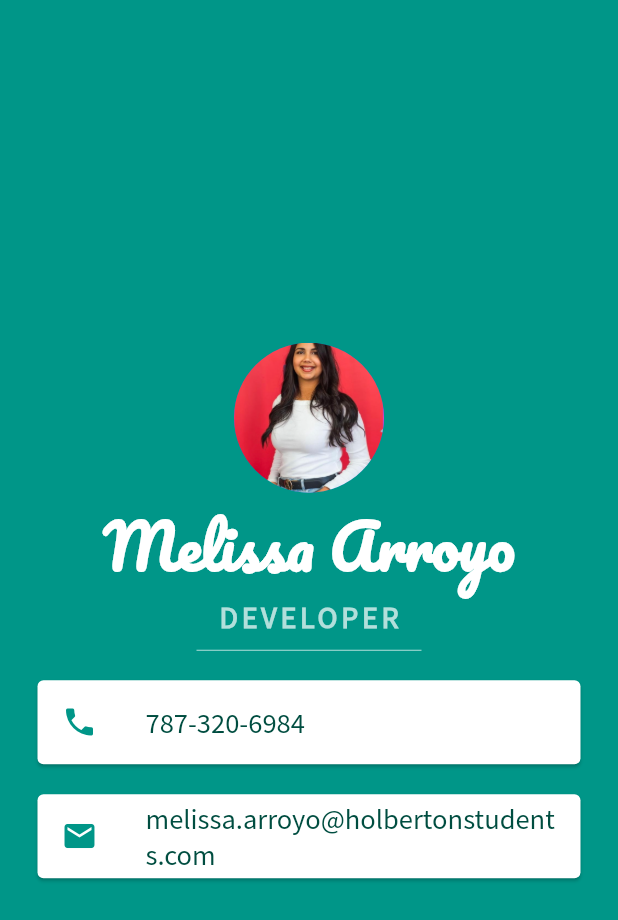
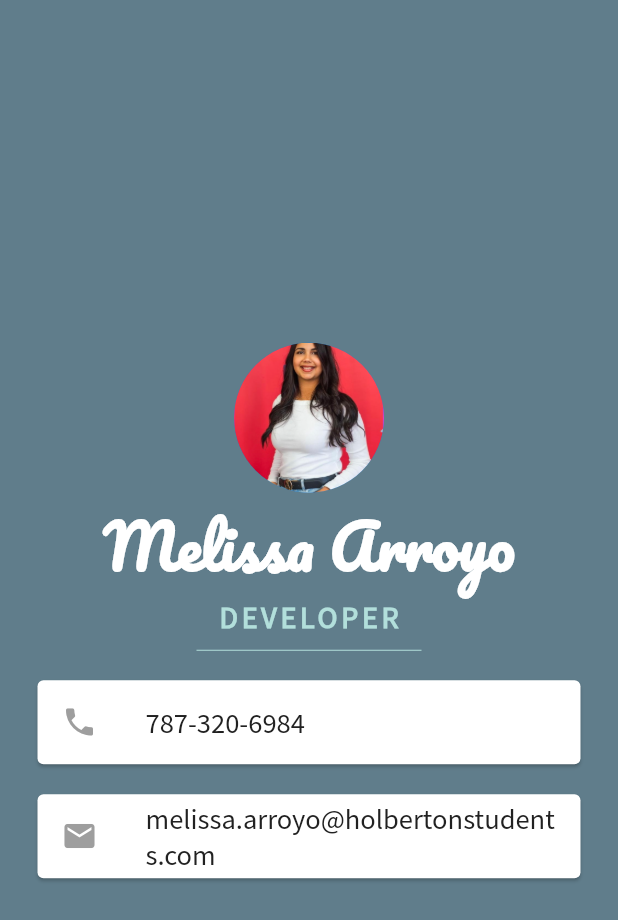
Before and after one commit to MelissaAT/mi_card_flutter-master, a Flutter app: the screen it shows after launch, on a phone screen of 412 x 824 dp. Shown: the top 920 px of the screen. Run offline on Flutter 3.47's test engine with Material 2 defaults, Android fonts, the phone set to English and light mode, and no system bars.

```diff
--- a/lib/main.dart
+++ b/lib/main.dart
@@ -9,7 +9,7 @@ class MyApp extends StatelessWidget {
   Widget build(BuildContext context) {
     return MaterialApp(
       home: Scaffold(
-        backgroundColor: Colors.teal,
+        backgroundColor: Colors.blueGrey,
         body: SafeArea(
           child: Column(
             mainAxisAlignment: MainAxisAlignment.center,
@@ -50,13 +50,13 @@ class MyApp extends StatelessWidget {
                 child: ListTile(
                   leading: Icon(
                     Icons.phone,
-                    color: Colors.teal,
+                    color: Colors.grey,
                   ),
                   title: Text(
                     '787-320-6984',
                     style: TextStyle(
                         fontSize: 19.0,
-                        color: Colors.teal.shade900,
+                        color: Colors.grey.shade900,
                         fontFamily: 'Source Sans Pro'),
                   ),
                 ),
@@ -67,13 +67,13 @@ class MyApp extends StatelessWidget {
                 child: ListTile(
                   leading: Icon(
                     Icons.email,
-                    color: Colors.teal,
+                    color: Colors.grey.shade500,
                   ),
                   title: Text(
                     'melissa.arroyo@holbertonstudents.com',
                     style: TextStyle(
                         fontSize: 19.0,
-                        color: Colors.teal.shade900,
+                        color: Colors.grey.shade900,
                         fontFamily: 'Source Sans Pro'),
                   ),
                 ),
```
Also changed, not shown: images/screenshot.png (added), 19 other files.
